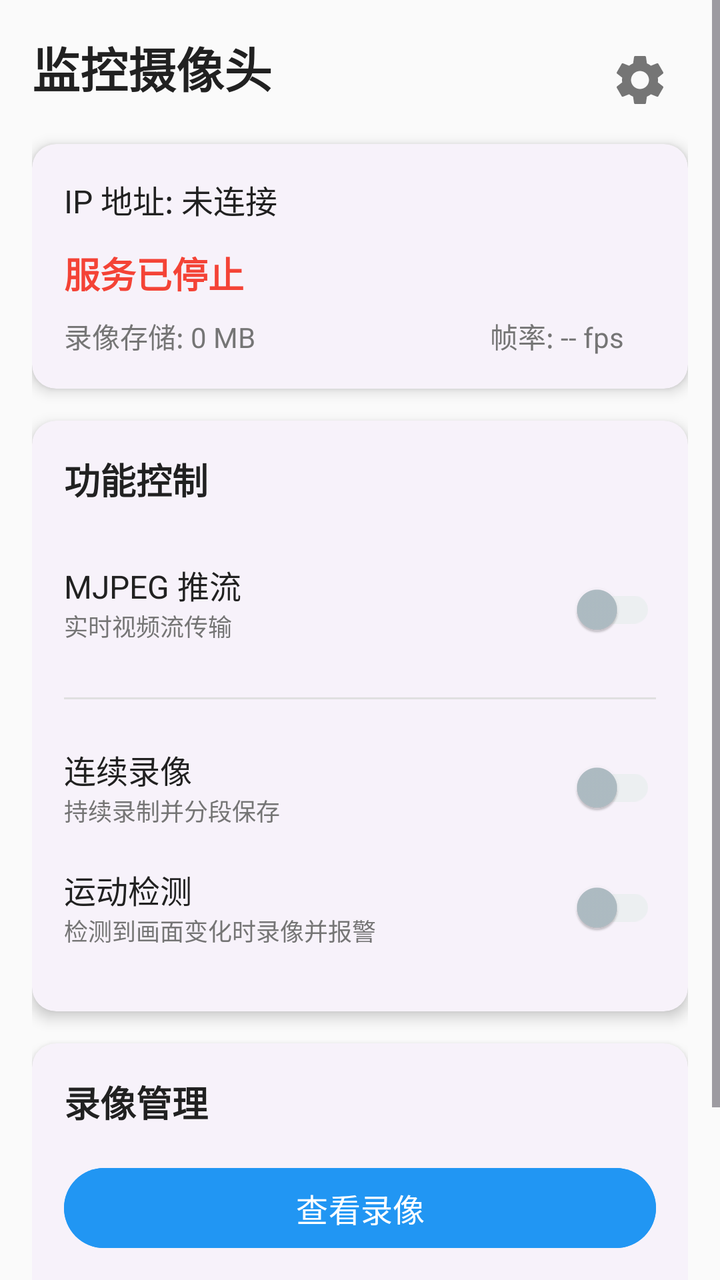
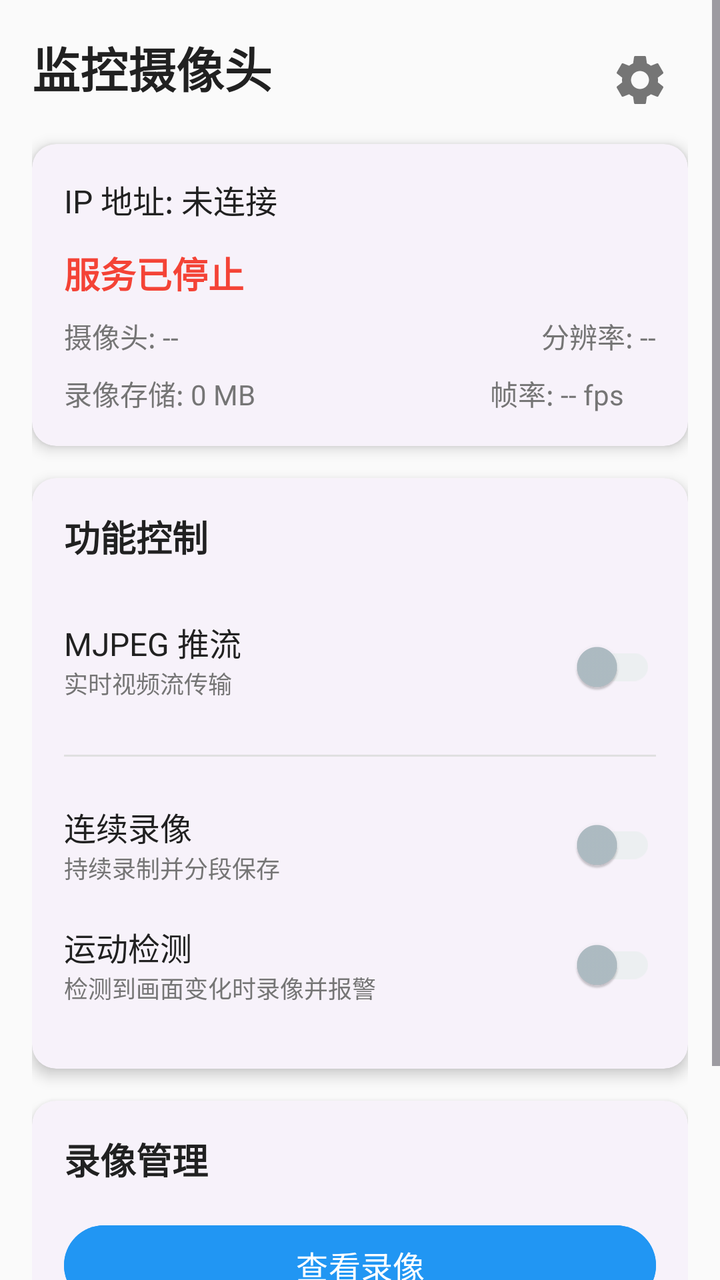

Two renders of the same Android screen: before a commit and after it. Below are the layout's source before the change and the commit's diff.
<!-- AndroidManifest.xml: application theme Theme.SelfCamMonitor -->
<!-- res/layout/activity_main.xml -->
<?xml version="1.0" encoding="utf-8"?>
<ScrollView xmlns:android="http://schemas.android.com/apk/res/android"
    android:layout_width="match_parent"
    android:layout_height="match_parent"
    xmlns:app="http://schemas.android.com/apk/res-auto"
    android:background="@color/background_light"
    android:fitsSystemWindows="true">

    <LinearLayout
        android:layout_width="match_parent"
        android:layout_height="wrap_content"
        android:orientation="vertical"
        android:padding="16dp">

        
        <LinearLayout
            android:layout_width="match_parent"
            android:layout_height="wrap_content"
            android:orientation="horizontal"
            android:layout_marginBottom="8dp">

            <TextView
                android:layout_width="0dp"
                android:layout_height="wrap_content"
                android:layout_weight="1"
                android:text="监控摄像头"
                android:textSize="24sp"
                android:textStyle="bold"
                android:textColor="@color/text_primary" />

            <ImageButton
                android:id="@+id/btnSettings"
                android:layout_width="48dp"
                android:layout_height="48dp"
                android:src="@drawable/ic_menu_settings"
                android:background="?attr/selectableItemBackgroundBorderless"
                android:contentDescription="设置" />
        </LinearLayout>

        
        <androidx.cardview.widget.CardView
            android:layout_width="match_parent"
            android:layout_height="wrap_content"
            android:layout_marginBottom="16dp"
            app:cardCornerRadius="12dp"
            app:cardElevation="4dp">

            <LinearLayout
                android:layout_width="match_parent"
                android:layout_height="wrap_content"
                android:orientation="vertical"
                android:padding="16dp">

                <TextView
                    android:id="@+id/tvIpAddress"
                    android:layout_width="match_parent"
                    android:layout_height="wrap_content"
                    android:text="IP 地址: 未连接"
                    android:textSize="16sp"
                    android:textColor="@color/text_primary"
                    android:layout_marginBottom="12dp" />

                <TextView
                    android:id="@+id/tvStatus"
                    android:layout_width="match_parent"
                    android:layout_height="wrap_content"
                    android:text="服务已停止"
                    android:textColor="@color/status_stopped"
                    android:textSize="18sp"
                    android:textStyle="bold" />

                <LinearLayout
                    android:layout_width="match_parent"
                    android:layout_height="wrap_content"
                    android:orientation="horizontal"
                    android:layout_marginTop="8dp">

                    <TextView
                        android:id="@+id/tvStorage"
                        android:layout_width="0dp"
                        android:layout_height="wrap_content"
                        android:layout_weight="1"
                        android:text="录像存储: 0 MB"
                        android:textSize="14sp"
                        android:textColor="@color/text_secondary"
                        android:maxLines="1"
                        android:ellipsize="end" />

                    <TextView
                        android:id="@+id/tvFps"
                        android:layout_width="wrap_content"
                        android:layout_height="wrap_content"
                        android:text="帧率: -- fps"
                        android:textSize="14sp"
                        android:textColor="@color/text_secondary"
                        android:layout_marginStart="12dp"
                        android:layout_marginEnd="16dp" />
                </LinearLayout>
            </LinearLayout>
        </androidx.cardview.widget.CardView>

        
        <androidx.cardview.widget.CardView
            android:layout_width="match_parent"
            android:layout_height="wrap_content"
            android:layout_marginBottom="16dp"
            app:cardCornerRadius="12dp"
            app:cardElevation="4dp">

            <LinearLayout
                android:layout_width="match_parent"
                android:layout_height="wrap_content"
                android:orientation="vertical"
                android:padding="16dp">

                <TextView
                    android:layout_width="match_parent"
                    android:layout_height="wrap_content"
                    android:text="功能控制"
                    android:textSize="18sp"
                    android:textStyle="bold"
                    android:textColor="@color/text_primary"
                    android:layout_marginBottom="16dp" />

                <LinearLayout
                    android:layout_width="match_parent"
                    android:layout_height="wrap_content"
                    android:orientation="horizontal"
                    android:paddingVertical="12dp">
                    <LinearLayout
                        android:layout_width="0dp"
                        android:layout_height="wrap_content"
                        android:layout_weight="1"
                        android:orientation="vertical">
                        <TextView
                            android:layout_width="wrap_content"
                            android:layout_height="wrap_content"
                            android:text="MJPEG 推流"
                            android:textSize="16sp"
                            android:textColor="@color/text_primary" />
                        <TextView
                            android:layout_width="wrap_content"
                            android:layout_height="wrap_content"
                            android:text="实时视频流传输"
                            android:textSize="12sp"
                            android:textColor="@color/text_secondary" />
                    </LinearLayout>
                    <com.google.android.material.switchmaterial.SwitchMaterial
                        android:id="@+id/switchMjpeg"
                        android:layout_width="wrap_content"
                        android:layout_height="wrap_content"
                        app:thumbTint="@color/thumb_tint"
                        app:trackTint="@color/track_tint" />
                </LinearLayout>

                <View
                    android:layout_width="match_parent"
                    android:layout_height="1dp"
                    android:background="@color/divider"
                    android:layout_marginVertical="8dp" />

                <LinearLayout
                    android:layout_width="match_parent"
                    android:layout_height="wrap_content"
                    android:orientation="vertical"
                    android:paddingVertical="12dp">

                    
                    <LinearLayout
                        android:layout_width="match_parent"
                        android:layout_height="wrap_content"
                        android:orientation="horizontal"
                        android:gravity="center_vertical"
                        android:layout_marginBottom="12dp">

                        <LinearLayout
                            android:layout_width="0dp"
                            android:layout_height="wrap_content"
                            android:layout_weight="1"
                            android:orientation="vertical">
                            <TextView
                                android:layout_width="wrap_content"
                                android:layout_height="wrap_content"
                                android:text="连续录像"
                                android:textSize="16sp"
                                android:textColor="@color/text_primary" />
                            <TextView
                                android:layout_width="wrap_content"
                                android:layout_height="wrap_content"
                                android:text="持续录制并分段保存"
                                android:textSize="12sp"
                                android:textColor="@color/text_secondary" />
                        </LinearLayout>

                        <androidx.appcompat.widget.SwitchCompat
                            android:id="@+id/switch_continuous"
                            android:layout_width="wrap_content"
                            android:layout_height="wrap_content"
                            app:thumbTint="@color/thumb_tint"
                            app:trackTint="@color/track_tint" />
                    </LinearLayout>

                    
                    <LinearLayout
                        android:layout_width="match_parent"
                        android:layout_height="wrap_content"
                        android:orientation="horizontal"
                        android:gravity="center_vertical">

                        <LinearLayout
                            android:layout_width="0dp"
                            android:layout_height="wrap_content"
                            android:layout_weight="1"
                            android:orientation="vertical">
                            <TextView
                                android:layout_width="wrap_content"
                                android:layout_height="wrap_content"
                                android:text="运动检测"
                                android:textSize="16sp"
                                android:textColor="@color/text_primary" />
                            <TextView
                                android:layout_width="wrap_content"
                                android:layout_height="wrap_content"
                                android:text="检测到画面变化时录像并报警"
                                android:textSize="12sp"
                                android:textColor="@color/text_secondary" />
                        </LinearLayout>

                        <androidx.appcompat.widget.SwitchCompat
                            android:id="@+id/switch_motion"
                            android:layout_width="wrap_content"
                            android:layout_height="wrap_content"
                            app:thumbTint="@color/thumb_tint"
                            app:trackTint="@color/track_tint" />
                    </LinearLayout>

                </LinearLayout>
            </LinearLayout>
        </androidx.cardview.widget.CardView>

        
        <androidx.cardview.widget.CardView
            android:layout_width="match_parent"
            android:layout_height="wrap_content"
            android:layout_marginBottom="24dp"
            app:cardCornerRadius="12dp"
            app:cardElevation="4dp">

            <LinearLayout
                android:layout_width="match_parent"
                android:layout_height="wrap_content"
                android:orientation="vertical"
                android:padding="16dp">

                <TextView
                    android:layout_width="match_parent"
                    android:layout_height="wrap_content"
                    android:text="录像管理"
                    android:textSize="18sp"
                    android:textStyle="bold"
                    android:textColor="@color/text_primary"
                    android:layout_marginBottom="16dp" />

                <Button
                    android:id="@+id/btnViewRecordings"
                    android:layout_width="match_parent"
                    android:layout_height="wrap_content"
                    android:text="查看录像"
                    android:textSize="16sp"
                    android:backgroundTint="@color/primary"
                    android:layout_marginBottom="8dp" />
            </LinearLayout>
        </androidx.cardview.widget.CardView>

        
        <LinearLayout
            android:layout_width="match_parent"
            android:layout_height="wrap_content"
            android:orientation="horizontal"
            android:gravity="center">

            <Button
                android:id="@+id/btnStart"
                android:layout_width="0dp"
                android:layout_height="wrap_content"
                android:layout_weight="1"
                android:text="启动监控"
                android:textSize="16sp"
                style="@style/Widget.Material3.Button"
                android:layout_marginEnd="8dp" />

            <Button
                android:id="@+id/btnStop"
                android:layout_width="0dp"
                android:layout_height="wrap_content"
                android:layout_weight="1"
                android:text="停止监控"
                android:textSize="16sp"
                style="@style/Widget.Material3.Button"
                android:layout_marginStart="8dp" />
        </LinearLayout>

    </LinearLayout>
</ScrollView>
<!-- resources referenced by this layout -->
<resources>
  <color name="background_light">#FAFAFA</color>
  <color name="divider">#E0E0E0</color>
  <color name="primary">#2196F3</color>
  <color name="status_stopped">#F44336</color>
  <color name="text_primary">#212121</color>
  <color name="text_secondary">#757575</color>
  <!-- drawable ic_menu_settings (drawable) -->
  <?xml version="1.0" encoding="utf-8"?>
  <vector xmlns:android="http://schemas.android.com/apk/res/android"
      android:width="30dp"
      android:height="30dp"
      android:viewportWidth="24"
      android:viewportHeight="24"
      android:tint="@color/text_secondary">
      <path android:fillColor="@android:color/white" android:pathData="M19.14,12.94c0.04,-0.3 0.06,-0.61 0.06,-0.94c0,-0.32 -0.02,-0.64 -0.07,-0.94l2.03,-1.58c0.18,-0.14 0.23,-0.41 0.12,-0.61l-1.92,-3.32c-0.12,-0.22 -0.37,-0.29 -0.59,-0.22l-2.39,0.96c-0.5,-0.38 -1.03,-0.7 -1.62,-0.94L14.4,2.81c-0.04,-0.24 -0.24,-0.41 -0.48,-0.41h-3.84c-0.24,0 -0.43,0.17 -0.47,0.41L9.25,5.35C8.66,5.59 8.12,5.92 7.63,6.29L5.24,5.33c-0.22,-0.08 -0.47,0 -0.59,0.22L2.74,8.87C2.62,9.08 2.66,9.34 2.86,9.48l2.03,1.58C4.84,11.36 4.8,11.69 4.8,12s0.02,0.64 0.07,0.94l-2.03,1.58c-0.18,0.14 -0.23,0.41 -0.12,0.61l1.92,3.32c0.12,0.22 0.37,0.29 0.59,0.22l2.39,-0.96c0.5,0.38 1.03,0.7 1.62,0.94l0.36,2.54c0.05,0.24 0.24,0.41 0.48,0.41h3.84c0.24,0 0.44,-0.17 0.47,-0.41l0.36,-2.54c0.59,-0.24 1.13,-0.56 1.62,-0.94l2.39,0.96c0.22,0.08 0.47,0 0.59,-0.22l1.92,-3.32c0.12,-0.22 0.07,-0.47 -0.12,-0.61L19.14,12.94zM12,15.6c-1.98,0 -3.6,-1.62 -3.6,-3.6s1.62,-3.6 3.6,-3.6s3.6,1.62 3.6,3.6S13.98,15.6 12,15.6z"/>
      
  </vector>
  <style name="Theme.SelfCamMonitor" parent="Base.Theme.SelfCamMonitor" />
  <style name="Base.Theme.SelfCamMonitor" parent="Theme.Material3.DayNight.NoActionBar">
          
          <item name="colorPrimary">@color/primary</item>
          <item name="colorOnPrimary">@color/white</item>
          <item name="colorPrimaryContainer">@color/primary_light</item>
          <item name="colorOnPrimaryContainer">@color/primary_dark</item>
  
          
          <item name="colorSecondary">@color/accent</item>
          <item name="colorOnSecondary">@color/white</item>
  
          
          <item name="android:colorBackground">@color/background_light</item>
          <item name="colorSurface">@color/surface</item>
          <item name="colorOnSurface">@color/text_primary</item>
  
          
          <item name="android:statusBarColor">@color/primary_dark</item>
          <item name="android:windowLightStatusBar">false</item>
          <item name="android:fitsSystemWindows">true</item>
  
          
          <item name="android:navigationBarColor">@color/primary_dark</item>
  
          
          <item name="cardViewStyle">@style/Widget.SelfCamMonitor.CardView</item>
      </style>
  <color name="white">#FFFFFFFF</color>
  <color name="primary_light">#BBDEFB</color>
  <color name="primary_dark">#1976D2</color>
  <color name="accent">#FF5722</color>
  <color name="surface">#FFFFFF</color>
  <style name="Widget.SelfCamMonitor.CardView" parent="Widget.Material3.CardView.Elevated">
          <item name="cardCornerRadius">12dp</item>
          <item name="cardElevation">4dp</item>
          <item name="strokeWidth">0dp</item>
      </style>
</resources>

<!-- the commit's change to res/layout/activity_main.xml (unified diff, before → after) -->
@@ -68,6 +68,33 @@
                     android:textColor="@color/status_stopped"
                     android:textSize="18sp"
                     android:textStyle="bold" />
+
+                <LinearLayout
+                    android:layout_width="match_parent"
+                    android:layout_height="wrap_content"
+                    android:orientation="horizontal"
+                    android:layout_marginTop="8dp">
+
+                    <TextView
+                        android:id="@+id/tvCameraFacing"
+                        android:layout_width="0dp"
+                        android:layout_height="wrap_content"
+                        android:layout_weight="1"
+                        android:text="摄像头: --"
+                        android:textSize="14sp"
+                        android:textColor="@color/text_secondary"
+                        android:maxLines="1"
+                        android:ellipsize="end" />
+
+                    <TextView
+                        android:id="@+id/tvResolution"
+                        android:layout_width="wrap_content"
+                        android:layout_height="wrap_content"
+                        android:text="分辨率: --"
+                        android:textSize="14sp"
+                        android:textColor="@color/text_secondary"
+                        android:layout_marginStart="12dp" />
+                </LinearLayout>
 
                 <LinearLayout
                     android:layout_width="match_parent"
